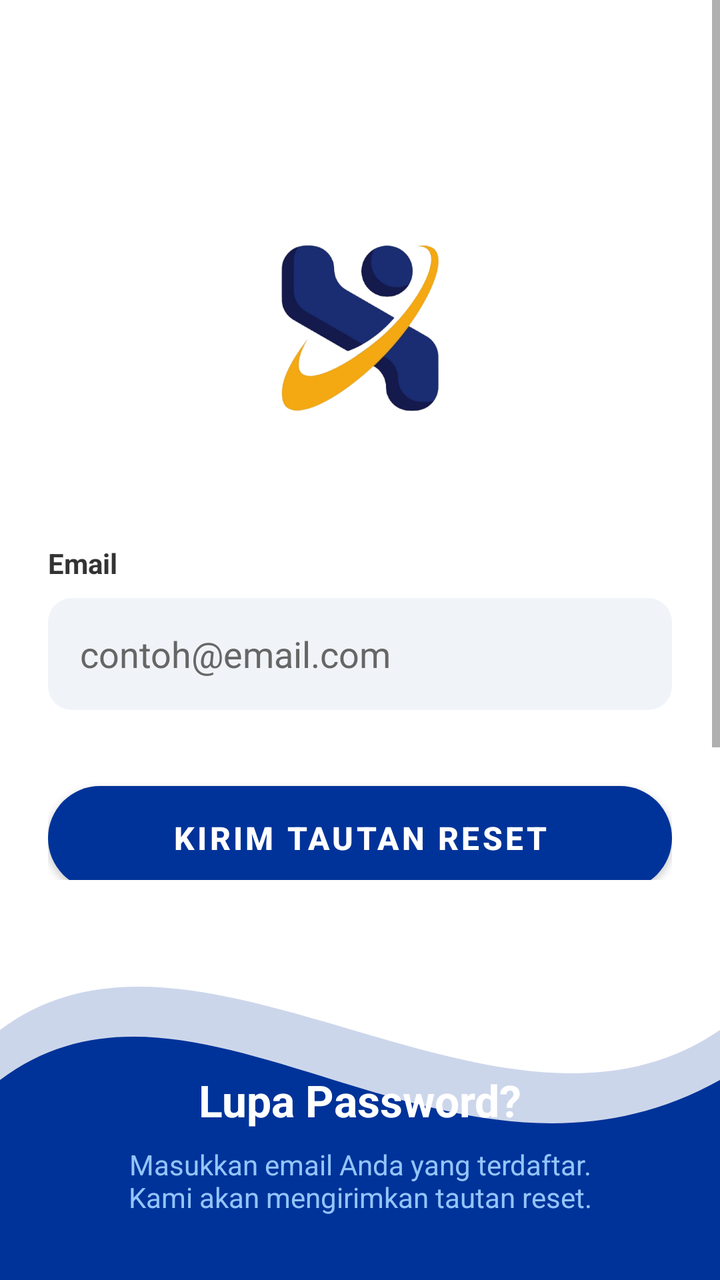
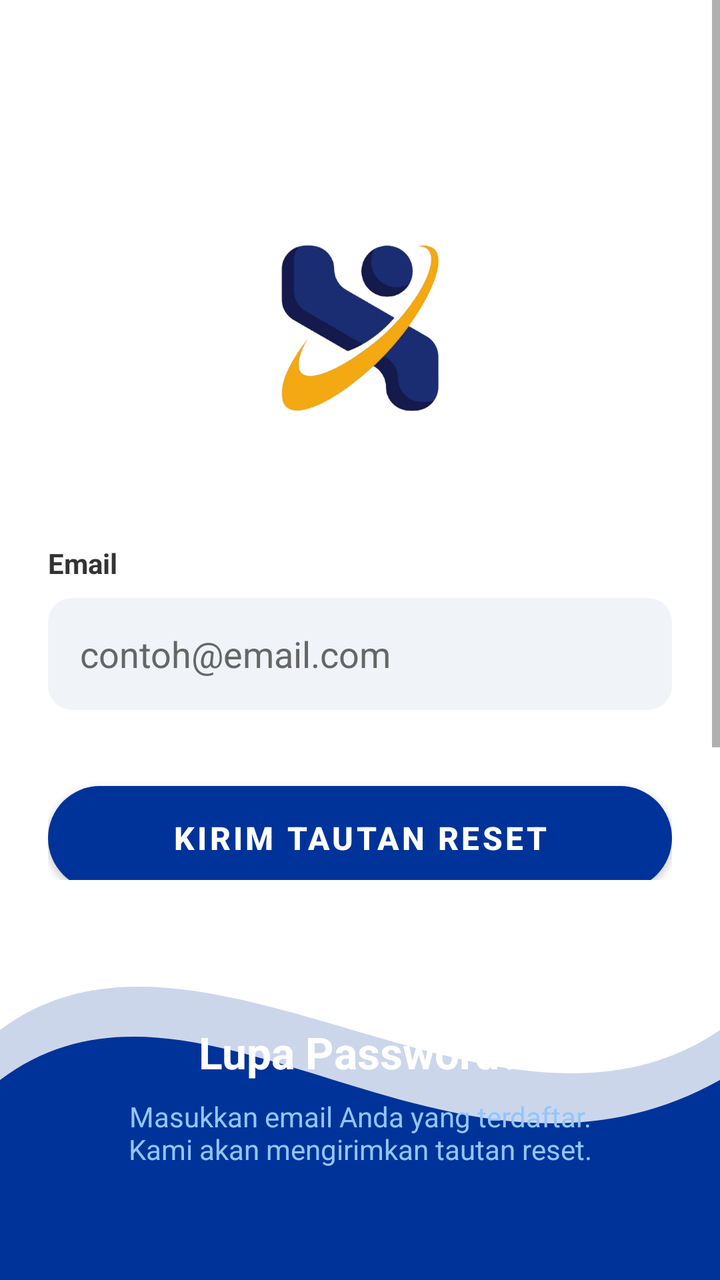

An Android layout rendered at two revisions. The XML below is the earlier revision; the diff shows what the commit changed to produce the second picture.
<!-- AndroidManifest.xml: application theme Theme.JavaTraining -->
<!-- res/layout/activity_forgot_password.xml -->
<?xml version="1.0" encoding="utf-8"?>
<androidx.constraintlayout.widget.ConstraintLayout xmlns:android="http://schemas.android.com/apk/res/android"
    xmlns:app="http://schemas.android.com/apk/res-auto"
    android:layout_width="match_parent"
    android:layout_height="match_parent"
    android:background="@android:color/white">

    
    <ImageView
        android:id="@+id/ivWave"
        android:layout_width="match_parent"
        android:layout_height="200dp"
        android:src="@drawable/bg_login_wave"
        android:scaleType="fitXY"
        app:layout_constraintBottom_toBottomOf="parent"
        app:layout_constraintStart_toStartOf="parent"
        app:layout_constraintEnd_toEndOf="parent" />

    
    <TextView
        android:id="@+id/tvAppTitle"
        android:layout_width="wrap_content"
        android:layout_height="wrap_content"
        android:text="Lupa Password?"
        android:textSize="22sp"
        android:textAlignment="center"
        android:textStyle="bold"
        android:textColor="#FFFFFF"
        app:layout_constraintBottom_toTopOf="@+id/tvAppSubtitle"
        app:layout_constraintStart_toStartOf="parent"
        app:layout_constraintEnd_toEndOf="parent"
        android:layout_marginBottom="8dp" />

    <TextView
        android:id="@+id/tvAppSubtitle"
        android:layout_width="match_parent"
        android:layout_height="wrap_content"
        android:text="Masukkan email Anda yang terdaftar.\nKami akan mengirimkan tautan reset."
        android:textSize="14sp"
        android:textAlignment="center"
        android:textColor="#93C5FD"
        app:layout_constraintBottom_toBottomOf="parent"
        app:layout_constraintStart_toStartOf="parent"
        app:layout_constraintEnd_toEndOf="parent"
        android:layout_marginBottom="32dp"
        android:paddingStart="24dp"
        android:paddingEnd="24dp"/>

    <ScrollView
        android:layout_width="match_parent"
        android:layout_height="match_parent"
        android:fillViewport="true"
        android:layout_marginBottom="200dp">

        <androidx.constraintlayout.widget.ConstraintLayout
            android:layout_width="match_parent"
            android:layout_height="wrap_content"
            android:padding="24dp">

            <ImageView
                android:id="@+id/ivLogo"
                android:layout_width="120dp"
                android:layout_height="120dp"
                android:src="@drawable/logo_face_recognition"
                app:layout_constraintTop_toTopOf="parent"
                app:layout_constraintStart_toStartOf="parent"
                app:layout_constraintEnd_toEndOf="parent"
                android:layout_marginTop="80dp"/>

            <TextView
                android:id="@+id/tvEmailLabel"
                android:layout_width="wrap_content"
                android:layout_height="wrap_content"
                android:text="Email"
                android:textColor="#333333"
                android:textStyle="bold"
                android:layout_marginTop="48dp"
                app:layout_constraintTop_toBottomOf="@+id/ivLogo"
                app:layout_constraintStart_toStartOf="parent" />

            <EditText
                android:id="@+id/etEmail"
                android:layout_width="match_parent"
                android:layout_height="56dp"
                android:background="@drawable/bg_input_rounded"
                android:hint="contoh@email.com"
                android:textColorHint="#666666"
                android:textColor="#333333"
                android:paddingStart="16dp"
                android:paddingEnd="16dp"
                android:layout_marginTop="8dp"
                android:inputType="textEmailAddress"
                app:layout_constraintTop_toBottomOf="@+id/tvEmailLabel"
                app:layout_constraintStart_toStartOf="parent"
                app:layout_constraintEnd_toEndOf="parent" />

            <com.google.android.material.button.MaterialButton
                android:id="@+id/btnReset"
                android:layout_width="match_parent"
                android:layout_height="64dp"
                android:text="Kirim Tautan Reset"
                android:textSize="16sp"
                android:textStyle="bold"
                android:textColor="@android:color/white"
                android:layout_marginTop="32dp"
                app:cornerRadius="32dp"
                app:backgroundTint="#003399"
                app:layout_constraintTop_toBottomOf="@+id/etEmail"
                app:layout_constraintStart_toStartOf="parent"
                app:layout_constraintEnd_toEndOf="parent" />

            <TextView
                android:id="@+id/tvBackToLogin"
                android:layout_width="wrap_content"
                android:layout_height="wrap_content"
                android:text="Kembali ke Login"
                android:textColor="#333333"
                android:textStyle="bold"
                android:layout_marginTop="24dp"
                android:layout_marginBottom="100dp"
                app:layout_constraintTop_toBottomOf="@+id/btnReset"
                app:layout_constraintStart_toStartOf="parent"
                app:layout_constraintEnd_toEndOf="parent" />

        </androidx.constraintlayout.widget.ConstraintLayout>
    </ScrollView>

</androidx.constraintlayout.widget.ConstraintLayout>
<!-- resources referenced by this layout -->
<resources>
  <!-- drawable bg_input_rounded (drawable) -->
  <?xml version="1.0" encoding="utf-8"?>
  <shape xmlns:android="http://schemas.android.com/apk/res/android"
      android:shape="rectangle">
      <solid android:color="#F0F4F8" />
      <corners android:radius="12dp" />
  </shape>
  <!-- drawable bg_login_wave (drawable) -->
  <vector xmlns:android="http://schemas.android.com/apk/res/android"
      android:width="1440dp"
      android:height="400dp"
      android:viewportWidth="1440"
      android:viewportHeight="400">
    
    <path
        android:fillColor="#33003399"
        android:pathData="M0,400 L1440,400 L1440,150 C1000,300 400,0 0,150 Z" />
    
    <path
        android:fillColor="#003399"
        android:pathData="M0,400 L1440,400 L1440,200 C900,350 400,50 0,200 Z" />
  </vector>
  <!-- drawable logo_face_recognition: png bitmap (drawable, 96573 bytes) -->
  <style name="Theme.JavaTraining" parent="Theme.MaterialComponents.Light.NoActionBar">
          
          <item name="colorPrimary">@color/colorPrimary</item>
          <item name="colorPrimaryVariant">@color/colorPrimaryDark</item>
          <item name="colorOnPrimary">@color/textWhite</item>
          
          
          <item name="colorSecondary">@color/colorAccent</item>
          <item name="colorSecondaryVariant">@color/colorAccent</item>
          <item name="colorOnSecondary">@color/textWhite</item>
          
          
          <item name="android:colorBackground">@color/backgroundLight</item>
          <item name="colorSurface">@color/cardBackground</item>
          <item name="colorOnBackground">@color/textPrimary</item>
          <item name="colorOnSurface">@color/textPrimary</item>
          
          
          <item name="android:statusBarColor">@color/backgroundLight</item>
          <item name="android:windowLightStatusBar">true</item>
      </style>
  <color name="colorPrimary">#0C276D</color>
  <color name="colorPrimaryDark">#081D52</color>
  <color name="textWhite">#FFFFFF</color>
  <color name="colorAccent">#FF9800</color>
  <color name="backgroundLight">#0C276D</color>
  <color name="cardBackground">#183C8C</color>
  <color name="textPrimary">#FFFFFF</color>
</resources>

<!-- the commit's change to res/layout/activity_forgot_password.xml (unified diff, before → after) -->
@@ -42,7 +42,7 @@
         app:layout_constraintBottom_toBottomOf="parent"
         app:layout_constraintStart_toStartOf="parent"
         app:layout_constraintEnd_toEndOf="parent"
-        android:layout_marginBottom="32dp"
+        android:layout_marginBottom="56dp"
         android:paddingStart="24dp"
         android:paddingEnd="24dp"/>
 
